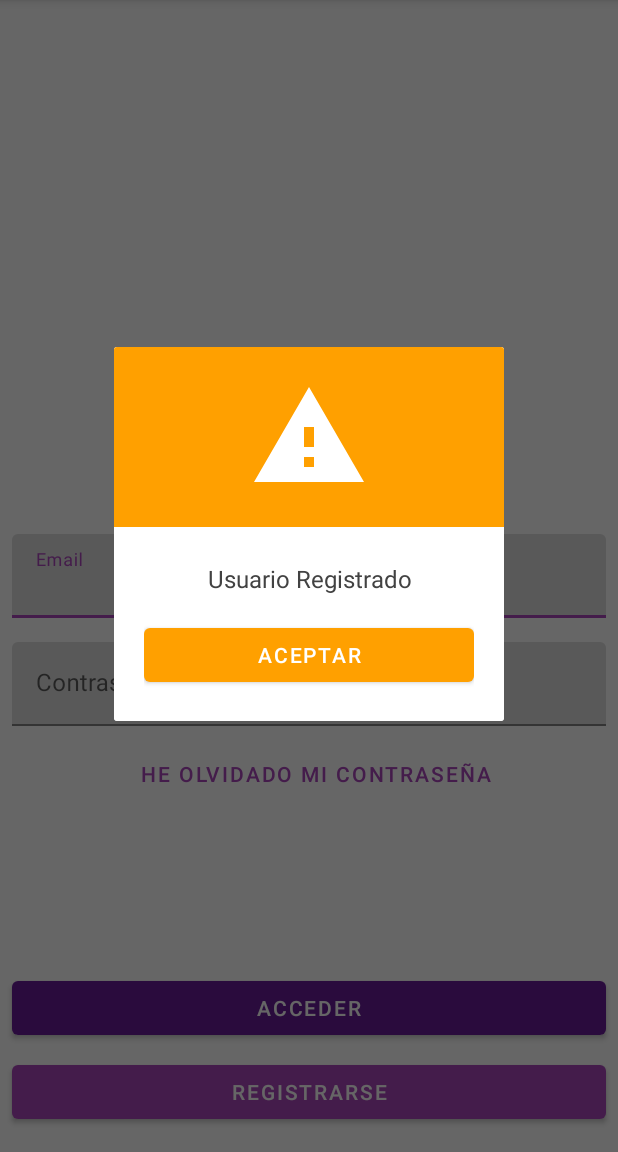
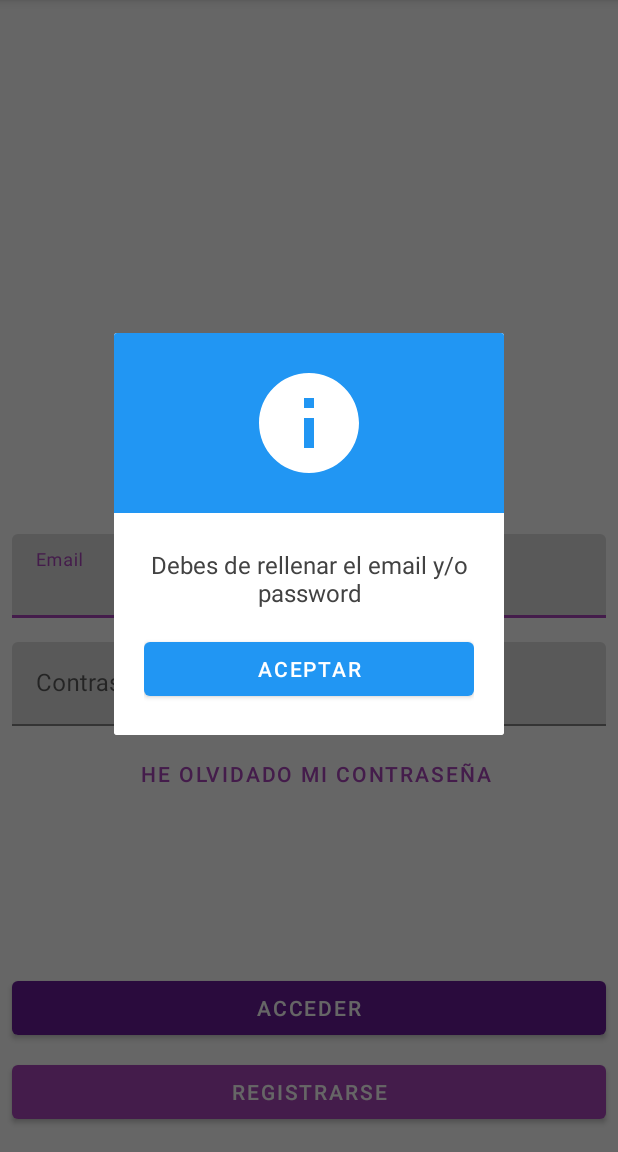
Before and after one commit to alvaroproyectoagenda/TableGamersV2, an Android app: the screen it shows after launch (LoginActivity), after a tap on "ACCEDER", on a phone screen of 412 x 824 dp, the part 84-1236 px from its top. Run offline under Robolectric (Android 15) with nearby library versions, the phone set to English and light mode, and no system bars; our stand-ins replace Firebase (no records; nobody signed in at launch, a user with empty details on screens opened directly), data binding.

Commit message:
#Commit 1.3 #Block AUTH Finish
- Register
- Log in
- Forgot password
- Validations

```diff
--- a/app/src/main/AndroidManifest.xml
+++ b/app/src/main/AndroidManifest.xml
@@ -9,9 +9,9 @@
         android:roundIcon="@mipmap/ic_launcher_round"
         android:supportsRtl="true"
         android:theme="@style/AppStyle">
-        <activity android:name=".RegisterActivity"/>
-        <activity android:name=".LoginActivity" />
-        <activity android:name=".MainActivity">
+        <activity android:name=".RegisterActivity" android:parentActivityName=".LoginActivity" android:screenOrientation="portrait"/>
+        <activity android:name=".LoginActivity" android:screenOrientation="portrait"/>
+        <activity android:name=".MainActivity" android:screenOrientation="portrait">
             <intent-filter>
                 <action android:name="android.intent.action.MAIN" />
 
--- a/app/src/main/java/es/amunoz/tablegamers/LoginActivity.kt
+++ b/app/src/main/java/es/amunoz/tablegamers/LoginActivity.kt
@@ -6,15 +6,24 @@ import android.os.Bundle
 import android.util.Log
 import android.view.View
 import android.widget.Toast
-import es.amunoz.tablegamers.utils.MessageDialog
-import es.amunoz.tablegamers.utils.MethodUtil
-import es.amunoz.tablegamers.utils.OnClickListenerMessageDialog
-import es.amunoz.tablegamers.utils.TypeMessage
+import androidx.databinding.DataBindingUtil
+import androidx.lifecycle.Observer
+import androidx.lifecycle.ViewModelProvider
+import es.amunoz.tablegamers.databinding.ActivityLoginBinding
+import es.amunoz.tablegamers.utils.*
+import es.amunoz.tablegamers.viewmodels.UserViewModel
 
-class LoginActivity : AppCompatActivity(){
+class LoginActivity : AppCompatActivity(), StructViewData{
+
+    private lateinit var binding: ActivityLoginBinding
+    private lateinit var viewModel: UserViewModel
+
     override fun onCreate(savedInstanceState: Bundle?) {
         super.onCreate(savedInstanceState)
         setContentView(R.layout.activity_login)
+
+        initBinding()
+        initViewModel()
     }
 
     fun clickGoRegister(view: View) {
@@ -23,16 +32,76 @@ class LoginActivity : AppCompatActivity(){
     }
 
     fun clickLogin(view: View) {
+    val email  = binding.tietLogEmail.text.toString()
+    val pass  = binding.tietLogPass.text.toString()
 
-        var dialog = MessageDialog(this,TypeMessage.WARNING, "Usuario Registrado")
-        dialog.setOnClickListenerOKButton(object : OnClickListenerMessageDialog {
-            override fun onClickOKButton() {
-                Toast.makeText(applicationContext, "FALSE", Toast.LENGTH_SHORT).show()
+        if(ValidatorUtil.isEmpty(email) || ValidatorUtil.isEmpty(pass)){
+            val dialog = MessageDialog(this,TypeMessage.INFO, "Debes de rellenar el email y/o password")
+            dialog.setOnClickListenerOKButton(object : OnClickListenerMessageDialog {
+                override fun onClickOKButton() {
+
+                }
+            })
+        }else{
+            viewModel.loginUser(email, pass)
+        }
+    }
+
+    override fun initViewModel() {
+        //Init View model
+        viewModel = ViewModelProvider(this).get(UserViewModel::class.java)
+        viewModel.firebaseUser.observe(this, Observer { firebaseUser ->
+            if (firebaseUser != null) {
+                //LOGIN OK
+            }else{
+                val dialog = MessageDialog(this,TypeMessage.WARNING, "No se ha podido acceder.\nRevisa tu correo y/o contraseña")
+                dialog.setOnClickListenerOKButton(object : OnClickListenerMessageDialog {
+                    override fun onClickOKButton() {
+
+                    }
+                })
             }
+        })
+        viewModel.emailForgotSend.observe(this, Observer { emailForgotSend ->
+            if(emailForgotSend){
+                val dialog = MessageDialog(this,TypeMessage.SUCCESS, "Email enviado, revisa tu bandeja de entrada")
+                dialog.setOnClickListenerOKButton(object : OnClickListenerMessageDialog {
+                    override fun onClickOKButton() {
+
+                    }
+                })
+            }else{
+                val dialog = MessageDialog(this,TypeMessage.WARNING, "No se ha podido reestrablecer la password, revisa la direccion de email")
+                dialog.setOnClickListenerOKButton(object : OnClickListenerMessageDialog {
+                    override fun onClickOKButton() {
+
+                    }
+                })
+            }
+
         })
     }
 
+    override fun initBinding() {
+        binding =
+            DataBindingUtil.setContentView(this, R.layout.activity_login)
+        //Init
+    }
 
+    fun clickForgotPassword(view: View) {
+
+        val email = binding.tietLogEmail.text.toString()
+        if(ValidatorUtil.isEmail(email)){
+            viewModel.fogotPassword(email)
+        }else{
+            val dialog = MessageDialog(this,TypeMessage.INFO, "Revisa el campo email")
+            dialog.setOnClickListenerOKButton(object : OnClickListenerMessageDialog {
+                override fun onClickOKButton() {
+
+                }
+            })
+        }
+    }
 
 
 }
--- a/app/src/main/java/es/amunoz/tablegamers/MainActivity.kt
+++ b/app/src/main/java/es/amunoz/tablegamers/MainActivity.kt
@@ -5,18 +5,30 @@ import android.content.Intent
 import androidx.appcompat.app.AppCompatActivity
 import android.os.Bundle
 import android.os.Handler
+import android.widget.Toast
+import com.google.firebase.auth.FirebaseAuth
+import com.google.firebase.ktx.Firebase
 import es.amunoz.tablegamers.utils.Constants
 
 class MainActivity : Activity() {
     override fun onCreate(savedInstanceState: Bundle?) {
         super.onCreate(savedInstanceState)
         setContentView(R.layout.activity_main)
+        //Obtenemos el usuarios actual de firebaseAuth
+        val user = FirebaseAuth.getInstance().currentUser
+        //Si existe vamos al Main
+        if(user!=null){
+            Handler().postDelayed({
+               startActivity(Intent(this,LoginActivity::class.java))//Cambar por main
+                finish()
+            }, Constants.SPLASH_SCREEN_TIME)
+        //Si no existe vamos al Login
+        }else{
+            Handler().postDelayed({
+                startActivity(Intent(this,LoginActivity::class.java))
+                finish()
+            }, Constants.SPLASH_SCREEN_TIME)
+        }
 
-
-
-        Handler().postDelayed({
-            startActivity(Intent(this,LoginActivity::class.java))
-            finish()
-        }, Constants.SPLASH_SCREEN_TIME)
     }
 }
--- a/app/src/main/java/es/amunoz/tablegamers/utils/MessageDialog.kt
+++ b/app/src/main/java/es/amunoz/tablegamers/utils/MessageDialog.kt
@@ -36,7 +36,7 @@ class MessageDialog(private var myContext: Context, var type: TypeMessage, var m
         loadDialog()
     }
 
-    fun dimissDialog(){
+    public fun dimissDialog(){
         dialog.dismiss()
     }
     fun loadDialog(){
--- a/app/src/main/java/es/amunoz/tablegamers/utils/StructViewData.kt
+++ b/app/src/main/java/es/amunoz/tablegamers/utils/StructViewData.kt
@@ -2,7 +2,7 @@ package es.amunoz.tablegamers.utils
 
 interface StructViewData {
 
-    fun initComponent()
+
     fun initViewModel()
     fun initBinding()
 }
--- a/app/src/main/res/layout/activity_login.xml
+++ b/app/src/main/res/layout/activity_login.xml
@@ -1,6 +1,16 @@
-<androidx.constraintlayout.widget.ConstraintLayout xmlns:android="http://schemas.android.com/apk/res/android"
+
+<layout xmlns:android="http://schemas.android.com/apk/res/android"
     xmlns:app="http://schemas.android.com/apk/res-auto"
     xmlns:tools="http://schemas.android.com/tools"
+    >
+
+    <data>
+        <variable  name="email" type="String" />
+        <variable  name="password" type="String" />
+    </data>
+
+
+    <androidx.constraintlayout.widget.ConstraintLayout
     android:layout_width="match_parent"
     android:layout_height="match_parent"
     tools:context=".LoginActivity">
@@ -19,6 +29,9 @@
         <com.google.android.material.textfield.TextInputEditText
             android:layout_width="match_parent"
             android:layout_height="wrap_content"
+            android:inputType="textEmailAddress"
+            android:id="@+id/tiet_log_email"
+            android:text="@{email}"
             android:hint="@string/email" />
     </com.google.android.material.textfield.TextInputLayout>
 
@@ -36,20 +49,22 @@
         <com.google.android.material.textfield.TextInputEditText
             android:layout_width="match_parent"
             android:layout_height="wrap_content"
-
+            android:inputType="textPassword"
+            android:id="@+id/tiet_log_pass"
+            android:text="@{password}"
             android:hint="@string/log_password" />
     </com.google.android.material.textfield.TextInputLayout>
 
     <Button
-        android:id="@+id/button"
+        android:id="@+id/btnForgotPassword"
         style="@style/Widget.MaterialComponents.Button.TextButton"
         android:layout_width="0dp"
         android:layout_height="wrap_content"
         android:layout_marginStart="8dp"
         android:layout_marginTop="8dp"
         android:text="@string/log_fogot_password"
-
         app:layout_constraintEnd_toEndOf="parent"
+        android:onClick="clickForgotPassword"
         app:layout_constraintStart_toStartOf="parent"
         app:layout_constraintTop_toBottomOf="@+id/textInputLayout2" />
 
@@ -83,3 +98,5 @@ android:onClick="clickLogin"
 
 
 </androidx.constraintlayout.widget.ConstraintLayout>
+
+</layout>
--- a/app/src/main/res/layout/activity_register.xml
+++ b/app/src/main/res/layout/activity_register.xml
@@ -36,6 +36,7 @@
                 android:layout_width="match_parent"
                 android:layout_height="wrap_content"
                 android:hint="@string/reg_email"
+                android:inputType="textEmailAddress"
                 android:text="@{email}" />
         </com.google.android.material.textfield.TextInputLayout>
 
@@ -55,6 +56,7 @@
                 android:layout_height="wrap_content"
                 android:id="@+id/tiet_password"
                 android:text="@{password}"
+                android:inputType="textPassword"
                 android:hint="@string/reg_password" />
         </com.google.android.material.textfield.TextInputLayout>
 
@@ -73,6 +75,7 @@
                 android:id="@+id/tiet_repeat_password"
                 android:layout_width="match_parent"
                 android:layout_height="wrap_content"
+                android:inputType="textPassword"
                 android:hint="@string/reg_pass_repeat" />
         </com.google.android.material.textfield.TextInputLayout>
 
@@ -104,6 +107,7 @@
             android:layout_marginBottom="16dp"
             android:text="@string/log_register"
             android:enabled="@{terms}"
+            android:onClick="clickRegister"
             app:layout_constraintBottom_toBottomOf="parent"
             app:layout_constraintEnd_toEndOf="parent"
             app:layout_constraintStart_toStartOf="parent" />
@@ -159,6 +163,7 @@
                 android:id="@+id/tiet_phone"
                 android:layout_height="wrap_content"
                 android:hint="@string/reg_phone"
+                android:inputType="phone"
                 android:text="@{phone}" />
         </com.google.android.material.textfield.TextInputLayout>
 
```
Also changed, not shown: app/src/main/java/es/amunoz/tablegamers/RegisterActivity.kt (+81 -55 lines), app/src/main/java/es/amunoz/tablegamers/viewmodels/UserViewModel.kt (+95 -1 lines).
